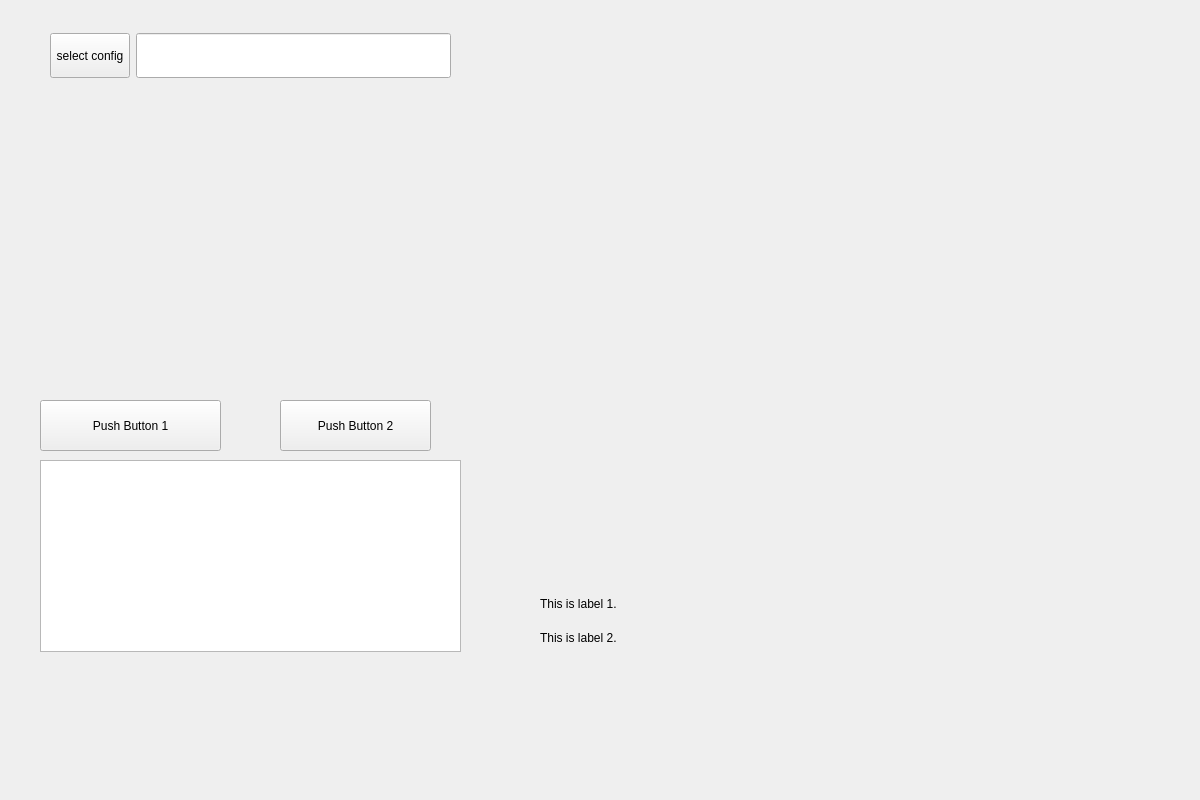
The window that resource/UavQgc.ui (sizygit/rqt_uav_qgc) describes before a commit, drawn with Qt 5.
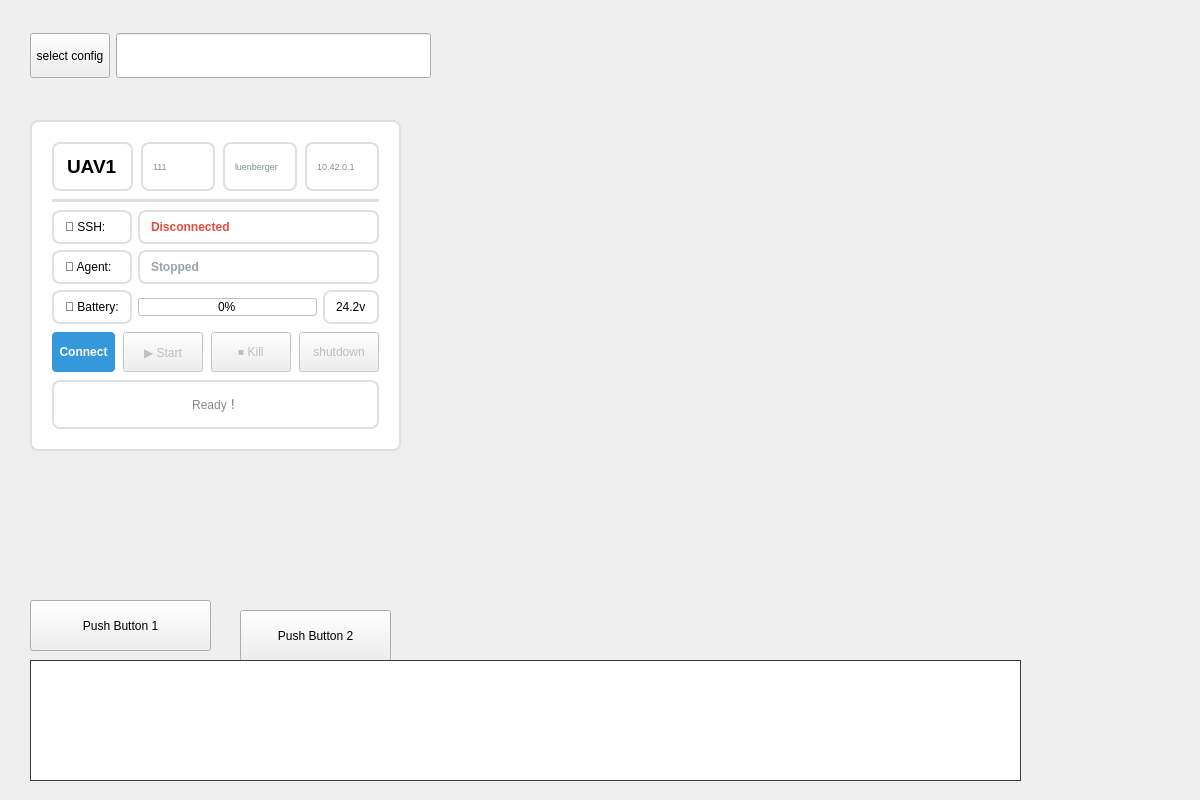
The same window after the commit.

```diff
--- a/resource/UavQgc.ui
+++ b/resource/UavQgc.ui
@@ -13,47 +13,11 @@
   <property name="windowTitle">
    <string>Form</string>
   </property>
-  <widget class="QWidget" name="layoutWidget">
-   <property name="geometry">
-    <rect>
-     <x>540</x>
-     <y>590</y>
-     <width>161</width>
-     <height>61</height>
-    </rect>
-   </property>
-   <layout class="QVBoxLayout" name="verticalLayout_2">
-    <item>
-     <widget class="QLabel" name="label_1">
-      <property name="text">
-       <string>This is label 1.</string>
-      </property>
-     </widget>
-    </item>
-    <item>
-     <widget class="QLabel" name="label_2">
-      <property name="text">
-       <string>This is label 2.</string>
-      </property>
-     </widget>
-    </item>
-   </layout>
-  </widget>
-  <widget class="QTextBrowser" name="InfoBrowser">
-   <property name="geometry">
-    <rect>
-     <x>40</x>
-     <y>460</y>
-     <width>421</width>
-     <height>192</height>
-    </rect>
-   </property>
-  </widget>
   <widget class="QPushButton" name="pushButton2">
    <property name="geometry">
     <rect>
-     <x>280</x>
-     <y>400</y>
+     <x>240</x>
+     <y>610</y>
      <width>151</width>
      <height>51</height>
     </rect>
@@ -65,8 +29,8 @@
   <widget class="QPushButton" name="pushButton1">
    <property name="geometry">
     <rect>
-     <x>40</x>
-     <y>400</y>
+     <x>30</x>
+     <y>600</y>
      <width>181</width>
      <height>51</height>
     </rect>
@@ -75,10 +39,10 @@
     <string>Push Button 1</string>
    </property>
   </widget>
-  <widget class="QWidget" name="">
+  <widget class="QWidget" name="layoutWidget">
    <property name="geometry">
     <rect>
-     <x>50</x>
+     <x>30</x>
      <y>20</y>
      <width>401</width>
      <height>71</height>
@@ -110,6 +74,323 @@
     </item>
    </layout>
   </widget>
+  <widget class="QFrame" name="droneCard">
+   <property name="geometry">
+    <rect>
+     <x>30</x>
+     <y>120</y>
+     <width>371</width>
+     <height>331</height>
+    </rect>
+   </property>
+   <property name="styleSheet">
+    <string>
+   QFrame {
+    background-color: white;
+    border: 2px solid #e0e0e0;
+    border-radius: 8px;
+    padding: 8px;
+   }
+   QFrame:hover {
+    border-color: #3498db;
+   }
+  </string>
+   </property>
+   <layout class="QVBoxLayout" name="verticalLayout">
+    <property name="spacing">
+     <number>8</number>
+    </property>
+    <property name="leftMargin">
+     <number>12</number>
+    </property>
+    <property name="topMargin">
+     <number>12</number>
+    </property>
+    <property name="rightMargin">
+     <number>12</number>
+    </property>
+    <property name="bottomMargin">
+     <number>12</number>
+    </property>
+    <item>
+     <layout class="QHBoxLayout" name="headerLayout">
+      <item>
+       <widget class="QLabel" name="droneIdLabel">
+        <property name="font">
+         <font>
+          <pointsize>14</pointsize>
+          <weight>75</weight>
+          <bold>true</bold>
+         </font>
+        </property>
+        <property name="text">
+         <string>UAV1</string>
+        </property>
+       </widget>
+      </item>
+      <item>
+       <widget class="QLabel" name="passwordLabel">
+        <property name="styleSheet">
+         <string>color: #7f8c8d; font-size: 9px;</string>
+        </property>
+        <property name="text">
+         <string>111</string>
+        </property>
+       </widget>
+      </item>
+      <item>
+       <widget class="QLabel" name="userLabel">
+        <property name="styleSheet">
+         <string>color: #7f8c8d; font-size: 9px;</string>
+        </property>
+        <property name="text">
+         <string>luenberger</string>
+        </property>
+       </widget>
+      </item>
+      <item>
+       <widget class="QLabel" name="ipLabel">
+        <property name="styleSheet">
+         <string>color: #7f8c8d; font-size: 9px;</string>
+        </property>
+        <property name="text">
+         <string>10.42.0.1</string>
+        </property>
+       </widget>
+      </item>
+     </layout>
+    </item>
+    <item>
+     <widget class="Line" name="line">
+      <property name="styleSheet">
+       <string>color: #ecf0f1;</string>
+      </property>
+      <property name="orientation">
+       <enum>Qt::Horizontal</enum>
+      </property>
+     </widget>
+    </item>
+    <item>
+     <layout class="QGridLayout" name="statusGrid">
+      <property name="spacing">
+       <number>6</number>
+      </property>
+      <item row="0" column="0">
+       <widget class="QLabel" name="sshLabel">
+        <property name="text">
+         <string>🔌 SSH:</string>
+        </property>
+       </widget>
+      </item>
+      <item row="0" column="1">
+       <widget class="QLabel" name="sshStatus">
+        <property name="styleSheet">
+         <string>color: #e74c3c; font-weight: bold;</string>
+        </property>
+        <property name="text">
+         <string>Disconnected</string>
+        </property>
+       </widget>
+      </item>
+      <item row="1" column="0">
+       <widget class="QLabel" name="agentLabel">
+        <property name="text">
+         <string>🤖 Agent:</string>
+        </property>
+       </widget>
+      </item>
+      <item row="1" column="1">
+       <widget class="QLabel" name="agentStatus">
+        <property name="font">
+         <font>
+          <weight>75</weight>
+          <bold>true</bold>
+         </font>
+        </property>
+        <property name="styleSheet">
+         <string>color: #95a5a6;</string>
+        </property>
+        <property name="text">
+         <string>Stopped</string>
+        </property>
+       </widget>
+      </item>
+      <item row="2" column="0">
+       <widget class="QLabel" name="batteryLabelText">
+        <property name="text">
+         <string>🔋 Battery:</string>
+        </property>
+       </widget>
+      </item>
+      <item row="2" column="1">
+       <layout class="QHBoxLayout" name="batteryLayout">
+        <item>
+         <widget class="QProgressBar" name="batteryBar">
+          <property name="styleSheet">
+           <string>
+          QProgressBar {
+           border: 1px solid #bdc3c7;
+           border-radius: 3px;
+           text-align: center;
+           height: 16px;
+          }
+          QProgressBar::chunk {
+           background-color: #2ecc71;
+           border-radius: 2px;
+          }
+         </string>
+          </property>
+          <property name="maximum">
+           <number>100</number>
+          </property>
+          <property name="value">
+           <number>0</number>
+          </property>
+          <property name="textVisible">
+           <bool>true</bool>
+          </property>
+         </widget>
+        </item>
+        <item>
+         <widget class="QLabel" name="batteryValue">
+          <property name="minimumSize">
+           <size>
+            <width>35</width>
+            <height>0</height>
+           </size>
+          </property>
+          <property name="text">
+           <string>24.2v</string>
+          </property>
+         </widget>
+        </item>
+       </layout>
+      </item>
+     </layout>
+    </item>
+    <item>
+     <layout class="QHBoxLayout" name="controlLayout">
+      <item>
+       <widget class="QPushButton" name="connectBtn">
+        <property name="minimumSize">
+         <size>
+          <width>0</width>
+          <height>40</height>
+         </size>
+        </property>
+        <property name="styleSheet">
+         <string>
+        QPushButton {
+         background-color: #3498db;
+         color: white;
+         border: none;
+         padding: 6px;
+         border-radius: 4px;
+         font-weight: bold;
+        }
+        QPushButton:checked {
+         background-color: #e74c3c;
+        }
+       </string>
+        </property>
+        <property name="text">
+         <string>Connect</string>
+        </property>
+        <property name="checkable">
+         <bool>true</bool>
+        </property>
+       </widget>
+      </item>
+      <item>
+       <widget class="QPushButton" name="startAgentBtn">
+        <property name="enabled">
+         <bool>false</bool>
+        </property>
+        <property name="minimumSize">
+         <size>
+          <width>0</width>
+          <height>40</height>
+         </size>
+        </property>
+        <property name="text">
+         <string>▶ Start</string>
+        </property>
+       </widget>
+      </item>
+      <item>
+       <widget class="QPushButton" name="stopAgentBtn">
+        <property name="enabled">
+         <bool>false</bool>
+        </property>
+        <property name="minimumSize">
+         <size>
+          <width>0</width>
+          <height>40</height>
+         </size>
+        </property>
+        <property name="text">
+         <string>⏹ Kill</string>
+        </property>
+       </widget>
+      </item>
+      <item>
+       <widget class="QPushButton" name="shutdownBtn">
+        <property name="enabled">
+         <bool>false</bool>
+        </property>
+        <property name="minimumSize">
+         <size>
+          <width>0</width>
+          <height>40</height>
+         </size>
+        </property>
+        <property name="text">
+         <string>shutdown</string>
+        </property>
+       </widget>
+      </item>
+     </layout>
+    </item>
+    <item>
+     <widget class="QLabel" name="statusTip">
+      <property name="font">
+       <font>
+        <pointsize>-1</pointsize>
+       </font>
+      </property>
+      <property name="styleSheet">
+       <string notr="true">color: #7f8c8d; font-size: 12px;</string>
+      </property>
+      <property name="text">
+       <string>Ready！</string>
+      </property>
+      <property name="alignment">
+       <set>Qt::AlignCenter</set>
+      </property>
+      <property name="textInteractionFlags">
+       <set>Qt::LinksAccessibleByMouse|Qt::TextSelectableByMouse</set>
+      </property>
+     </widget>
+    </item>
+   </layout>
+  </widget>
+  <widget class="QPlainTextEdit" name="infoPlainTextEdit">
+   <property name="geometry">
+    <rect>
+     <x>30</x>
+     <y>660</y>
+     <width>991</width>
+     <height>121</height>
+    </rect>
+   </property>
+   <property name="styleSheet">
+    <string notr="true"> background-color: #FFFFFF;
+ color: #000000;
+font-family: monospace;
+ font-size: 10pt;
+border: 1px solid #3c3c3c;</string>
+   </property>
+  </widget>
  </widget>
  <resources/>
  <connections/>
```
Left out of the diff: 2 changed lines with no effect on the pictures.
